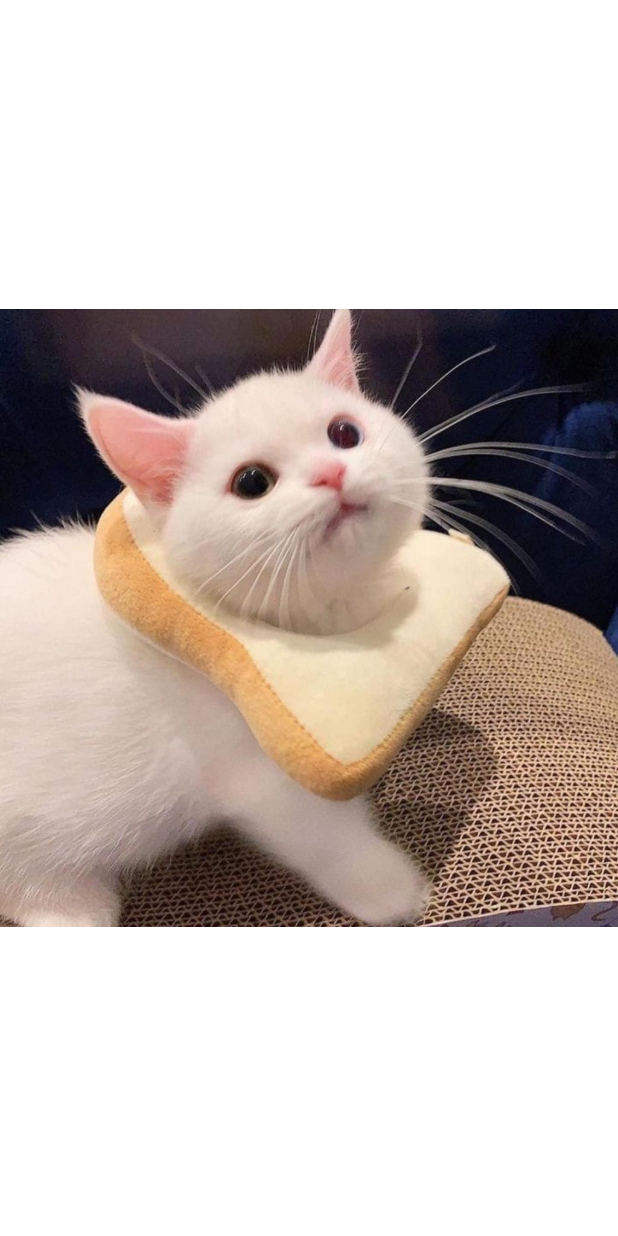
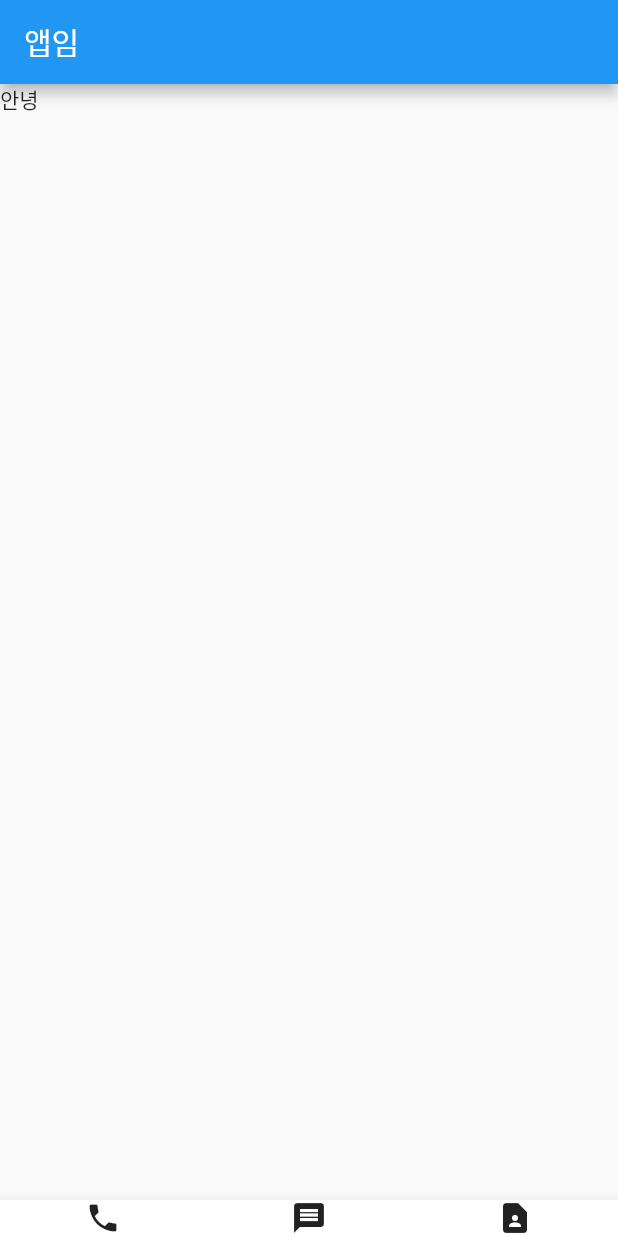
Before and after one commit to Sophia9156/flutter-contact, a Flutter app: the screen it shows after launch, on a phone screen of 412 x 824 dp. Run offline on Flutter 3.47's test engine with Material 2 defaults, Android fonts, the phone set to English and light mode, and no system bars.

Commit message:
design: scaffold 디자인 적용

```diff
--- a/analysis_options.yaml
+++ b/analysis_options.yaml
@@ -21,12 +21,12 @@ linter:
   # `// ignore_for_file: name_of_lint` syntax on the line or in the file
   # producing the lint.
   rules:
-    prefer_typing_uninitialized_variables : false
-    prefer_const_constructors_in_immutables : false
-    prefer_const_constructors : false
-    avoid_print : false
+    prefer_typing_uninitialized_variables: false
+    prefer_const_constructors_in_immutables: false
+    prefer_const_constructors: false
+    avoid_print: false
+    prefer_const_literals_to_create_immutables: false
     # avoid_print: false  # Uncomment to disable the `avoid_print` rule
     # prefer_single_quotes: true  # Uncomment to enable the `prefer_single_quotes` rule
-
 # Additional information about this file can be found at
 # https://dart.dev/guides/language/analysis-options
--- a/lib/main.dart
+++ b/lib/main.dart
@@ -9,6 +9,19 @@ class MyApp extends StatelessWidget {
 
   @override
   Widget build(BuildContext context) {
-    return MaterialApp(home: Image.asset("assets/cat1.jpeg"));
+    return MaterialApp(
+        home: Scaffold(
+      appBar: AppBar(title: Text("앱임")),
+      body: Container(
+        child: Text("안녕"),
+      ),
+      bottomNavigationBar: BottomAppBar(
+        child: Row(mainAxisAlignment: MainAxisAlignment.spaceAround, children: [
+          Icon(Icons.phone),
+          Icon(Icons.message),
+          Icon(Icons.contact_page)
+        ]),
+      ),
+    ));
   }
 }
```
